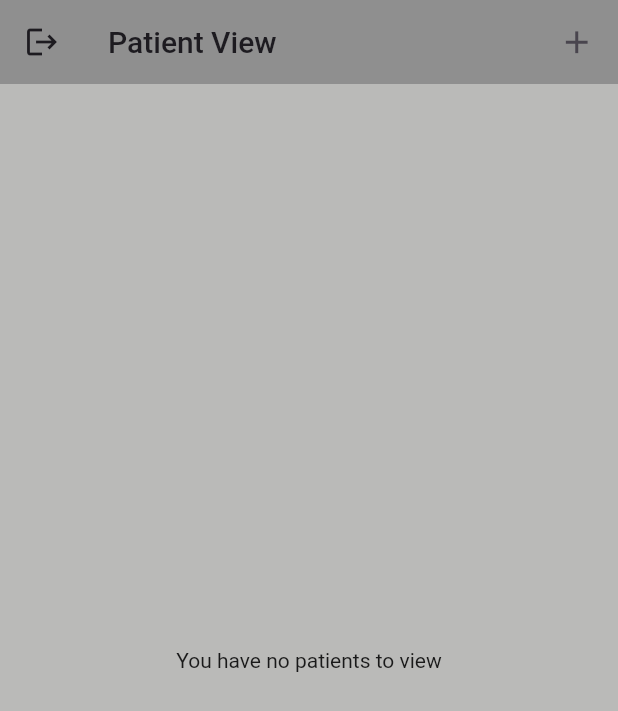
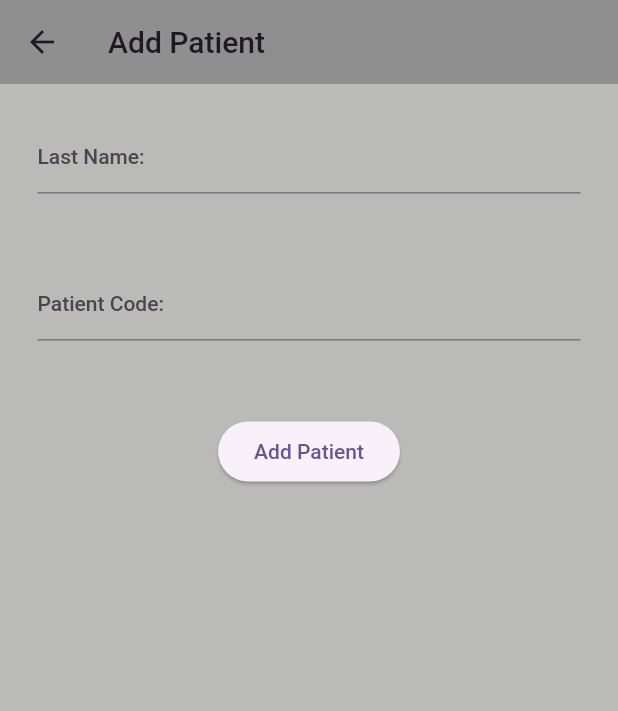
Before and after one commit to adamWinebarger/questionmakerteacher, a Flutter app: the screen it shows once a user with an empty profile is signed in, after a tap on the "add" icon, on a phone screen of 412 x 824 dp. Shown: the top 711 px of the screen. Run offline on Flutter 3.47's test engine with Material 2 defaults, Android fonts, the phone set to English and light mode, and no system bars; our stand-ins replace cloud_firestore, email_validator, firebase_auth, firebase_core, firebase_messaging, flutter_signin_button; missing offline and left inert: password_field_validator, sf_symbols; accounts and stored records are empty.

Commit message:
Created Screen for adding new patients and added (most of) the graphical components for this screen. Still need to program the functionality for the Add Patent Button

```diff
--- /dev/null
+++ b/lib/screens/add_patient_screen.dart
@@ -0,0 +1,71 @@
+import 'package:firebase_auth/firebase_auth.dart';
+import 'package:flutter/material.dart';
+
+class AddPatientScreen extends StatefulWidget {
+  const AddPatientScreen({super.key, required this.authenticatedUser});
+
+  final User authenticatedUser;
+
+  @override
+  State<StatefulWidget> createState() => _AddPatientState();
+}
+
+class _AddPatientState extends State<AddPatientScreen> {
+
+  final _formKey = GlobalKey<FormState>();
+  String _enteredLastName = "", _enteredPatientCode = "";
+
+  void _addPatientPressed() {
+
+  }
+
+  @override
+  Widget build(context) {
+    return Scaffold(
+      appBar: AppBar(
+        title: const Text("Add Patient"),
+      ),
+      body: Padding(
+        padding: EdgeInsets.all(25),
+        child: Center(
+          child: Form(
+            key: _formKey,
+            child: Column(
+              children: [
+                TextFormField(
+                  decoration: const InputDecoration(labelText: "Last Name:"),
+                  validator: (value) {
+                    if (value == null || value.isEmpty || value.trim().length < 2
+                        || value.trim().length > 50) {
+                      return 'Input value must be between 2 and 50 characters long';
+                    }
+                    return null;
+                  },
+                  onSaved: (value) {
+                    _enteredLastName = value!;
+                  },
+                ),
+                const SizedBox(height: 50,),
+                TextFormField(
+                  decoration: const InputDecoration(labelText: "Patient Code:"),
+                  validator: (value) {
+                    if (value == null || value.trim().isEmpty || value.trim().length != 40) {
+                      return "Invalid Patient Code Detected";
+                    }
+                    return null;
+                  },
+                ),
+                const SizedBox(height: 50,),
+                ElevatedButton(
+                  onPressed: _addPatientPressed,
+                  child: const Text("Add Patient")
+                )
+              ],
+            ),
+          ),
+        ),
+      ),
+    );
+  }
+
+}
--- a/lib/screens/patient_list_screen.dart
+++ b/lib/screens/patient_list_screen.dart
@@ -2,6 +2,7 @@ import 'package:cloud_firestore/cloud_firestore.dart';
 import 'package:firebase_auth/firebase_auth.dart';
 import 'package:flutter/material.dart';
 import 'package:questionmakerteacher/data/patient_list_data.dart';
+import 'package:questionmakerteacher/screens/add_patient_screen.dart';
 import 'package:questionmakerteacher/screens/patient_view.dart';
 import 'package:firebase_messaging/firebase_messaging.dart';
 
@@ -62,6 +63,13 @@ class _PatientListScreenState extends State<PatientListScreen> {
     );
   }
 
+  void _go2AddPatientScreen() {
+    Navigator.push(
+        context,
+        MaterialPageRoute(builder: (context) => AddPatientScreen(authenticatedUser: _authenticatedUser))
+    );
+  }
+
   void _setupPushNotifs() async {
     final fcm = FirebaseMessaging.instance;
     await fcm.requestPermission();
@@ -86,7 +94,7 @@ class _PatientListScreenState extends State<PatientListScreen> {
     print("build $_patientList");
     return Scaffold(
       appBar: AppBar(
-        title: const Text("Patient View"),
+        title: const Text("Patient Select"),
         leading: IconButton( //this can be our logout button, I guess
           onPressed: _logoutButtonPressed,
           icon: const Icon(Icons.logout),
@@ -94,8 +102,9 @@ class _PatientListScreenState extends State<PatientListScreen> {
         actions: [
           Padding(
             padding: const EdgeInsets.only(right: 15),
+            //Add button
             child: GestureDetector(
-              onTap: () {},
+              onTap: _go2AddPatientScreen,
               child: const Icon(
                 Icons.add,
                 size: 25.0,
```
